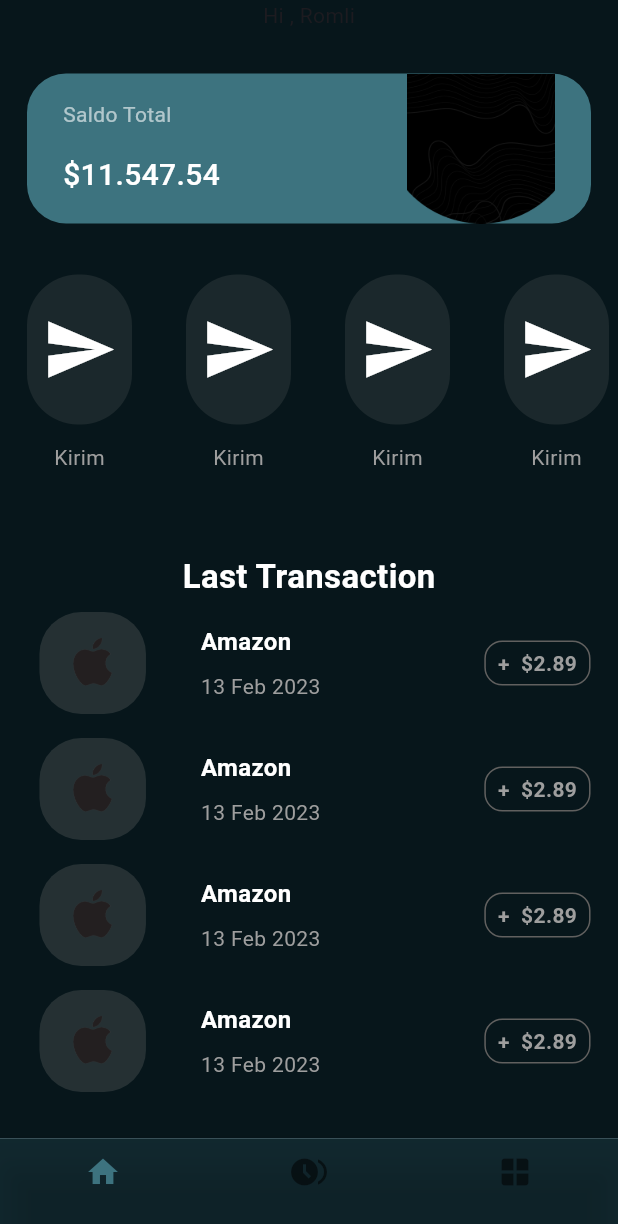
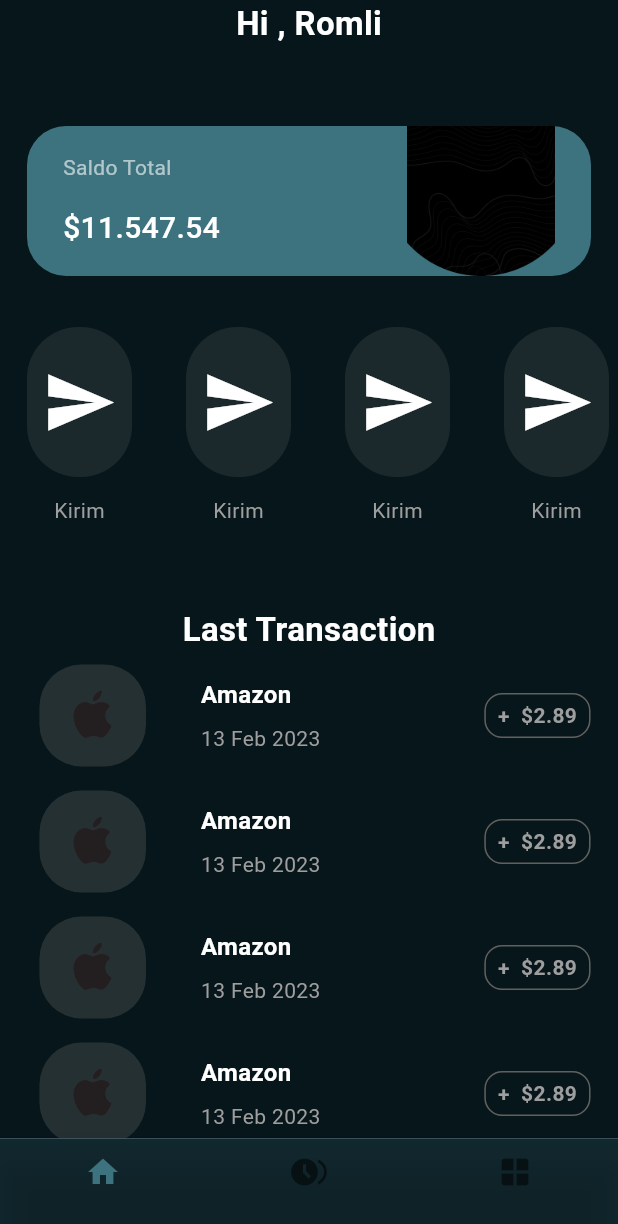
Before and after one commit to tamourax/challangeone, a Flutter app: the screen it shows after launch, on a phone screen of 412 x 824 dp. Shown: the top 1224 px of the screen. Run offline on Flutter 3.47's test engine with Material 3 defaults, Android fonts, the phone set to English and light mode, and no system bars; our stand-ins replace go_router.

Commit message:
complete project

```diff
--- a/lib/Features/Home/presnetation/Widgets/main_list_view.dart
+++ b/lib/Features/Home/presnetation/Widgets/main_list_view.dart
@@ -1,8 +1,7 @@
-
 import 'package:challangeone/Features/Home/presnetation/Widgets/container_details.dart';
 import 'package:challangeone/Features/Home/presnetation/Widgets/image_container.dart';
 import 'package:challangeone/Features/Home/presnetation/Widgets/price_container.dart';
-import 'package:challangeone/core/utils/app_colors.dart';
+
 import 'package:flutter/material.dart';
 
 class MainListView extends StatelessWidget {
@@ -19,7 +18,7 @@ class MainListView extends StatelessWidget {
           padding: EdgeInsets.symmetric(vertical: 8),
           child: SizedBox(
             width: double.infinity,
-          child:  Row(
+            child: Row(
               mainAxisAlignment: MainAxisAlignment.spaceAround,
               children: [
                 Padding(
@@ -36,7 +35,6 @@ class MainListView extends StatelessWidget {
           ),
         );
       },
-
     );
   }
 }
--- a/lib/Features/Home/presnetation/Widgets/price_container.dart
+++ b/lib/Features/Home/presnetation/Widgets/price_container.dart
@@ -1,5 +1,3 @@
-
-import 'package:challangeone/core/utils/app_colors.dart';
 import 'package:flutter/material.dart';
 import 'package:flutter/widgets.dart';
 
@@ -12,18 +10,20 @@ class PriceContainer extends StatelessWidget {
   Widget build(BuildContext context) {
     return Align(
       alignment: Alignment.centerRight,
-      child: Row(
-        mainAxisAlignment: MainAxisAlignment.end,
-        children: [
-         Container(
-          padding: const EdgeInsets.symmetric(horizontal: 8,vertical: 4),
+      child: Row(mainAxisAlignment: MainAxisAlignment.end, children: [
+        Container(
+          padding: const EdgeInsets.symmetric(horizontal: 8, vertical: 4),
           decoration: BoxDecoration(
             borderRadius: BorderRadius.circular(12),
             border: Border.all(color: const Color.fromARGB(255, 97, 96, 95)),
           ),
-          child: const Text(r'+  $2.89',style: TextStyle(color: Colors.grey,fontSize: 14,fontWeight: FontWeight.bold),),
-        ),]
-      ),
+          child: const Text(
+            r'+  $2.89',
+            style: TextStyle(
+                color: Colors.grey, fontSize: 14, fontWeight: FontWeight.bold),
+          ),
+        ),
+      ]),
     );
   }
 }
--- a/lib/Features/wallet/models/item_model.dart
+++ b/lib/Features/wallet/models/item_model.dart
@@ -1,20 +1,39 @@
+import 'package:challangeone/core/utils/app_colors.dart';
 import 'package:flutter/material.dart';
 
 class ItemModel {
   final String image;
   final String title;
   final String subtitle;
+  final Color color;
 
-  ItemModel({required this.image, required this.title, required this.subtitle});
+  ItemModel(
+      {required this.color,
+      required this.image,
+      required this.title,
+      required this.subtitle});
 }
 
 List<ItemModel> items = [
   ItemModel(
+    color: Colors.black,
     image: 'image',
     title: 'Saldo Total',
     subtitle: r'$11.547.54',
   ),
-  ItemModel(image: 'image', title: 'Dana Pensiun', subtitle: r'$6.589.99'),
-  ItemModel(image: 'image', title: 'Sedekah', subtitle: r'$1.993.21'),
-  ItemModel(image: 'image', title: 'Belanja', subtitle: r'$2.557.64'),
+  ItemModel(
+      image: 'image',
+      title: 'Dana Pensiun',
+      subtitle: r'$6.589.99',
+      color: AppColors.primaryColor),
+  ItemModel(
+      image: 'image',
+      title: 'Sedekah',
+      subtitle: r'$1.993.21',
+      color: AppColors.secondaryColor),
+  ItemModel(
+      image: 'image',
+      title: 'Belanja',
+      subtitle: r'$2.557.64',
+      color: Colors.white),
 ];
--- a/lib/Features/wallet/wallet_page_veiw.dart
+++ b/lib/Features/wallet/wallet_page_veiw.dart
@@ -1,4 +1,5 @@
 import 'package:challangeone/Features/wallet/Wallet_Page_Body.dart';
+import 'package:challangeone/core/utils/app_colors.dart';
 import 'package:flutter/material.dart';
 
 class WalletPageVeiw extends StatelessWidget {
@@ -6,6 +7,9 @@ class WalletPageVeiw extends StatelessWidget {
 
   @override
   Widget build(BuildContext context) {
-    return WalletPageBody();
+    return Scaffold(
+      body: const WalletPageBody(),
+      backgroundColor: AppColors.secondaryColor,
+    );
   }
 }
--- a/lib/core/widgets/Custom_App_Bar.dart
+++ b/lib/core/widgets/Custom_App_Bar.dart
@@ -8,9 +8,17 @@ class CustomAppBar extends StatelessWidget {
   Widget build(BuildContext context) {
     return Column(
       children: [
-        Text(title),
+        Text(
+          title,
+          style: const TextStyle(
+              color: Colors.white, fontSize: 22, fontWeight: FontWeight.bold),
+        ),
         const SizedBox(height: 8),
-        Text(subtitle),
+        Text(
+          subtitle,
+          style: const TextStyle(
+              color: Colors.white, fontSize: 32, fontWeight: FontWeight.bold),
+        ),
       ],
     );
   }
--- a/lib/main.dart
+++ b/lib/main.dart
@@ -1,4 +1,3 @@
-
 import 'package:challangeone/core/widgets/bottom_navigation_bar.dart';
 import 'package:flutter/material.dart';
 
@@ -13,6 +12,7 @@ class MyApp extends StatelessWidget {
   @override
   Widget build(BuildContext context) {
     return const MaterialApp(
+      debugShowCheckedModeBanner: false,
       home: PageViewShowed(),
     );
   }
```
Also changed, not shown: lib/Features/Home/presnetation/Widgets/Home_page_body.dart (+5 -2 lines), lib/Features/Home/presnetation/Widgets/Main_Container.dart (+7 -5 lines), lib/Features/wallet/Wallet_Page_Body.dart (+27 -2 lines), pubspec.lock. Lines whose indentation alone changed are shown as unchanged.
